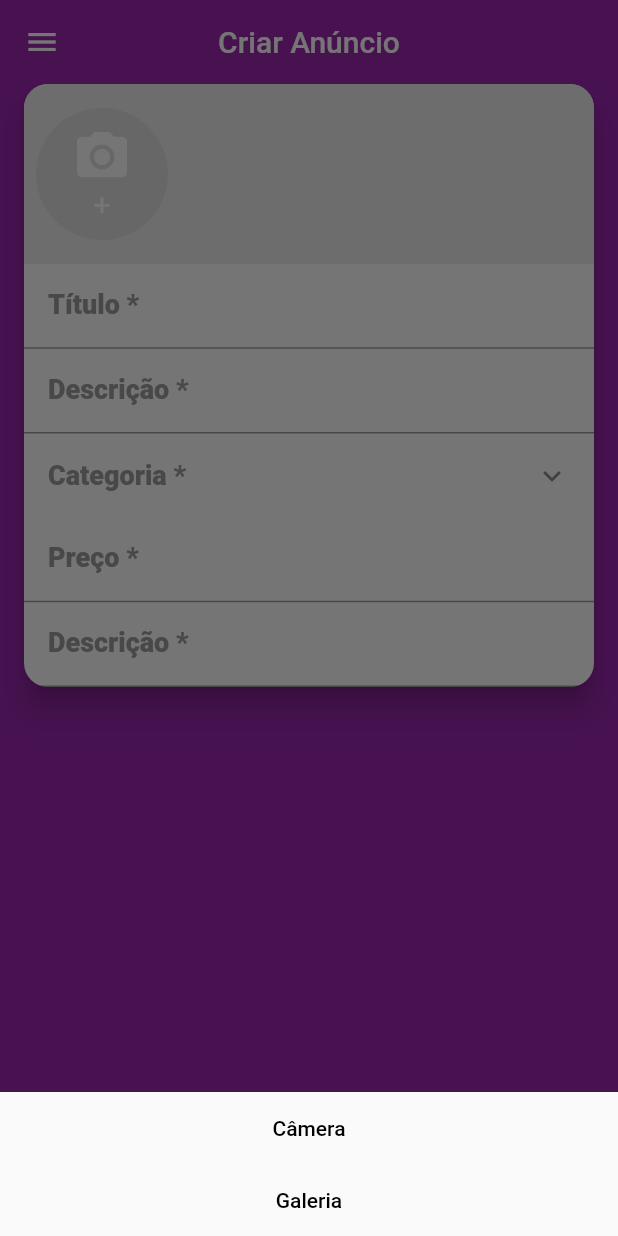
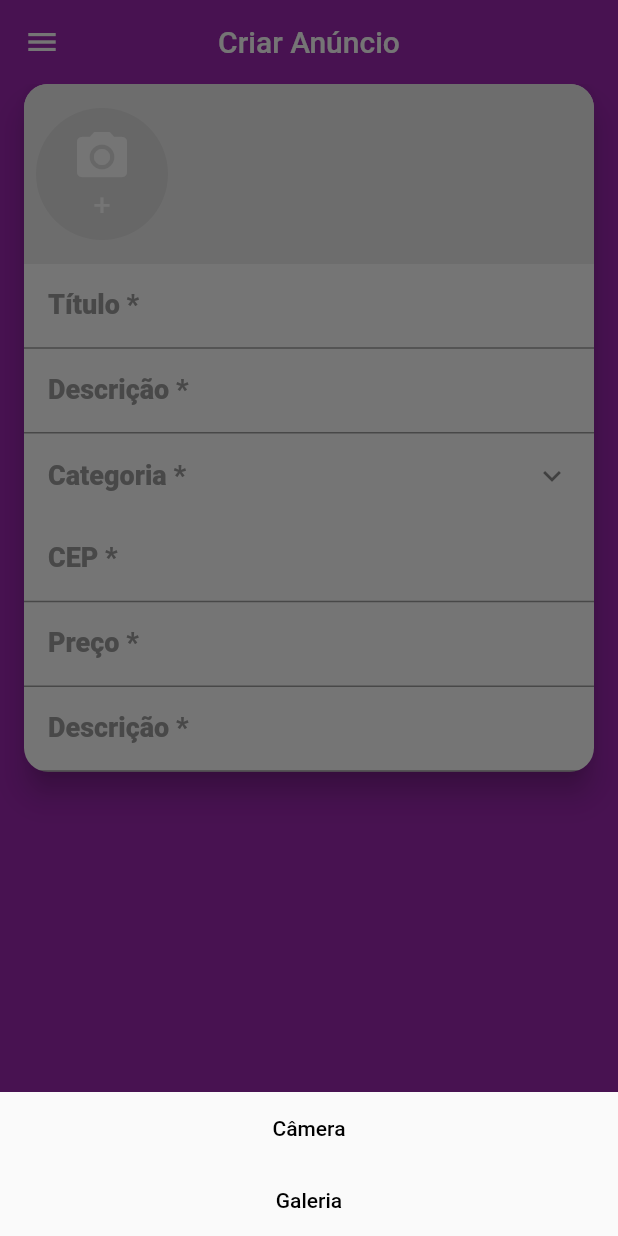
Before and after one commit to felipefranca824/Clone-Olx, a Flutter app: the CreateSreen screen opened directly, after a tap on an icon or button, on a phone screen of 412 x 824 dp. Run offline on Flutter 3.47's test engine with Material 2 defaults, Android fonts, the light colour scheme and no system bars; our stand-ins replace brasil_fields, dio, flutter_mobx, get_it, image_cropper, image_picker and 3 more; accounts and stored records are empty; generated files the repository leaves out were written again; network calls fail.

Commit message:
Campo de cep criado e buscas sendo realizadas

```diff
--- a/lib/main.dart
+++ b/lib/main.dart
@@ -1,4 +1,6 @@
 import 'package:clone_olx/repository/category_repository.dart';
+import 'package:clone_olx/repository/cep_repository.dart';
+import 'package:clone_olx/repository/ibge_repository.dart';
 import 'package:clone_olx/screens/base/base_screen.dart';
 import 'package:clone_olx/stores/category/category_store.dart';
 import 'package:clone_olx/stores/page_store.dart';
--- /dev/null
+++ b/lib/repository/cep_repository.dart
@@ -0,0 +1,39 @@
+import 'package:clone_olx/models/address.dart';
+import 'package:clone_olx/models/city.dart';
+import 'package:clone_olx/repository/ibge_repository.dart';
+import 'package:dio/dio.dart';
+
+class CepRepository {
+  Future<Address> getAddressFromApi(String cep) async {
+    if (cep == null || cep.isEmpty) {
+      return Future.error('CEP Inválido');
+    }
+
+    final clearCep = cep.replaceAll(RegExp('[^0-9]'), '');
+
+    if (clearCep.length != 8) {
+      return Future.error('CEP Inválido');
+    }
+
+    final endpoint = 'https://viacep.com.br/ws/$clearCep/json/';
+
+    try {
+      final response = await Dio().get<Map>(endpoint);
+
+      if (response.data!.containsKey('erro') && response.data!['erro']) {
+        return Future.error('Cep Inválido');
+      }
+
+      final ufList = await IBGERepository().getUFList();
+
+      return Address(
+        uf: ufList!.firstWhere((uf) => uf.initials == response.data!['uf']),
+        city: City(name: response.data!['localidade']),
+        cep: response.data!['cep'],
+        district: response.data!['bairro'],
+      );
+    } catch (e) {
+      return Future.error('Falha ao buscar CEP');
+    }
+  }
+}
--- /dev/null
+++ b/lib/screens/create/components/cep_field.dart
@@ -0,0 +1,77 @@
+import 'package:brasil_fields/brasil_fields.dart';
+import 'package:clone_olx/stores/cep/cep_store.dart';
+import 'package:flutter/material.dart';
+import 'package:flutter/services.dart';
+import 'package:flutter_mobx/flutter_mobx.dart';
+
+class CepField extends StatelessWidget {
+  CepField({Key? key}) : super(key: key);
+
+  final CepStore cepStore = CepStore();
+
+  @override
+  Widget build(BuildContext context) {
+    return Column(
+      crossAxisAlignment: CrossAxisAlignment.stretch,
+      children: [
+        TextFormField(
+          onChanged: cepStore.setCep,
+          keyboardType: TextInputType.number,
+          inputFormatters: [
+            FilteringTextInputFormatter.digitsOnly,
+            CepInputFormatter(),
+          ],
+          decoration: InputDecoration(
+            labelText: 'CEP *',
+            labelStyle: TextStyle(
+              fontSize: 18,
+              color: Colors.grey,
+              fontWeight: FontWeight.w800,
+            ),
+            contentPadding: const EdgeInsets.fromLTRB(16, 10, 12, 10),
+          ),
+        ),
+        Observer(builder: (_) {
+          if (cepStore.address == null &&
+              cepStore.error == null &&
+              !cepStore.loading) {
+            return Container();
+          } else if (cepStore.address == null && cepStore.error == null) {
+            return LinearProgressIndicator();
+          } else if (cepStore.error != null) {
+            return Container(
+              alignment: Alignment.center,
+              color: Colors.red.withAlpha(100),
+              height: 50,
+              padding: const EdgeInsets.all(8),
+              child: Text(
+                cepStore.error.toString(),
+                style: TextStyle(
+                  fontWeight: FontWeight.w600,
+                  color: Colors.red,
+                ),
+              ),
+            );
+          } else {
+            final address = cepStore.address;
+
+            return Container(
+              alignment: Alignment.center,
+              color: Colors.purple.withAlpha(150),
+              height: 50,
+              padding: const EdgeInsets.all(8),
+              child: Text(
+                'Localização: ${address!.district}, ${address.city.name} - ${address.uf.initials}',
+                style: TextStyle(
+                  fontWeight: FontWeight.w600,
+                  color: Colors.white,
+                ),
+                textAlign: TextAlign.center,
+              ),
+            );
+          }
+        })
+      ],
+    );
+  }
+}
--- a/lib/screens/create/create_screen.dart
+++ b/lib/screens/create/create_screen.dart
@@ -5,6 +5,7 @@ import 'package:flutter/material.dart';
 import 'package:flutter/services.dart';
 
 import 'components/category_field.dart';
+import 'components/cep_field.dart';
 import 'components/images_field.dart';
 
 class CreateSreen extends StatelessWidget {
@@ -49,6 +50,7 @@ class CreateSreen extends StatelessWidget {
               ),
             ),
             CategoryField(createStore),
+            CepField(),
             TextFormField(
               decoration: InputDecoration(
                 labelText: 'Preço *',
--- /dev/null
+++ b/lib/stores/cep/cep_store.dart
@@ -0,0 +1,59 @@
+import 'package:clone_olx/models/address.dart';
+import 'package:clone_olx/repository/cep_repository.dart';
+import 'package:mobx/mobx.dart';
+part 'cep_store.g.dart';
+
+class CepStore = _CepStoreBase with _$CepStore;
+
+abstract class _CepStoreBase with Store {
+
+  _CepStoreBase(){
+    autorun((_){
+      if(clearCep.length != 8){
+        _reset();
+      } else {
+        _searchCep();
+      }
+    });
+  }
+
+  @observable
+  String cep = '';
+
+  @observable
+  bool loading = false;
+
+  @observable
+  String? error;
+
+  @observable
+  Address? address;
+
+  @action
+  void setCep(String value) => cep = value;
+
+  void setError(String value) => error = value;
+
+  @computed
+  String get clearCep => cep.replaceAll(RegExp('[^0-9]'), '');
+
+  @action
+  _searchCep() async {
+    loading = true;
+    try {
+      address = await CepRepository().getAddressFromApi(clearCep);
+      error = null;
+    } catch (e) {
+      error = e.toString();
+      address = null;
+    }
+
+    loading = false;
+  }
+
+  @action
+  void _reset(){
+    error = null;
+    address = null;
+  }
+}
--- a/pubspec.yaml
+++ b/pubspec.yaml
@@ -35,6 +35,8 @@ dependencies:
   brasil_fields: ^1.1.3
   image_picker: ^0.8.3
   image_cropper: ^1.4.1
+  dio: ^4.0.0
+  shared_preferences: ^2.0.6
 
 dev_dependencies:
   flutter_test:
```
Also changed, not shown: lib/models/address.dart (added, +18 -0 lines), lib/models/city.dart (added, +17 -0 lines), lib/repository/ibge_repository.dart (+47 -4 lines), lib/stores/cep/cep_store.g.dart (added), pubspec.lock.
